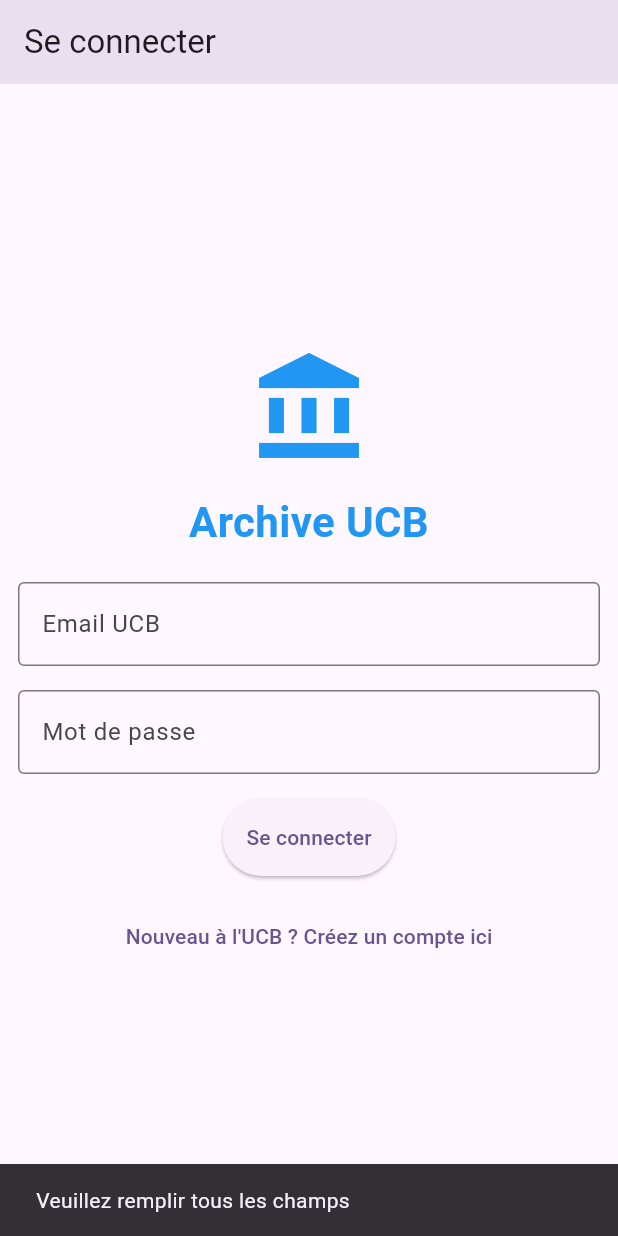
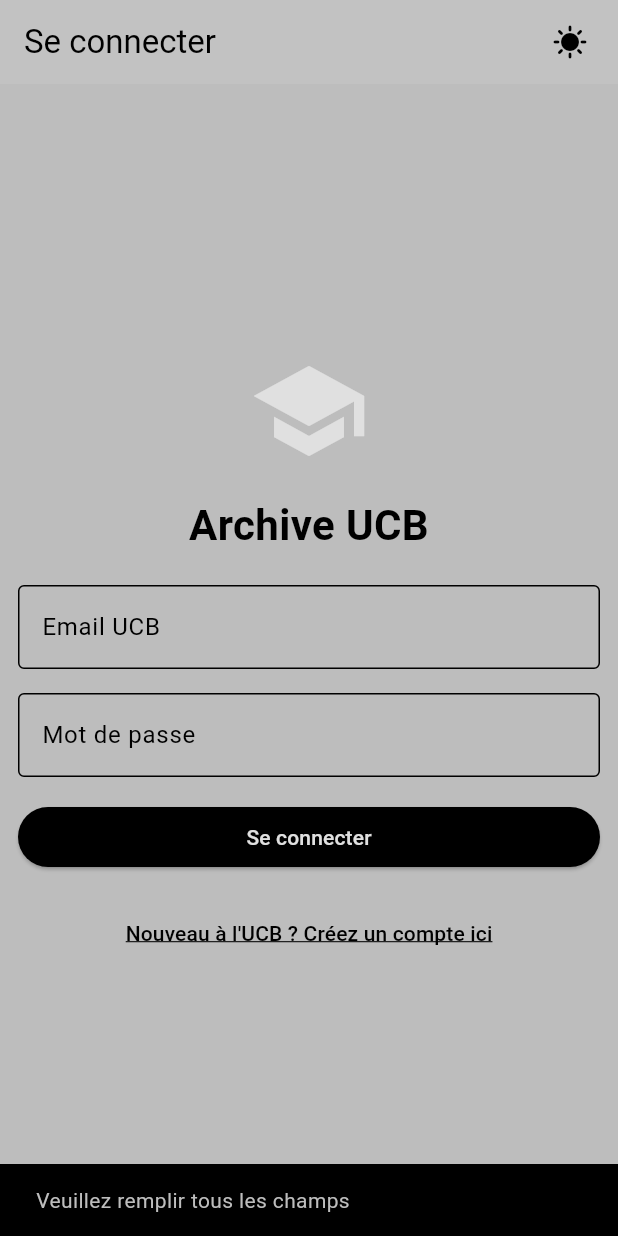
Before and after one commit to Cedro-bis/archivageucb, a Flutter app: the screen it shows after launch, after a tap on "Se connecter", on a phone screen of 412 x 824 dp. Run offline on Flutter 3.47's test engine with Material 3 defaults, Android fonts, the phone set to English and light mode, and no system bars; our stand-ins replace cloud_firestore, file_picker, firebase_auth, firebase_core, firebase_storage; accounts and stored records are empty.

Commit message:
version 1.0

```diff
--- /dev/null
+++ b/lib/export_pages.dart
@@ -0,0 +1,12 @@
+export 'package:archivageucb/models/archive_models.dart';
+export 'package:archivageucb/pages/charger_fichier.dart';
+export 'package:archivageucb/pages/enregistrement.dart';
+export 'package:archivageucb/pages/home_page.dart';
+export 'package:archivageucb/pages/login_page.dart';
+export 'package:archivageucb/pages/profil.dart';
+export 'package:archivageucb/pages/redirection.dart';
+export 'package:archivageucb/services/firebase/authentification.dart';
+export 'package:archivageucb/services/firestore/archive_service.dart';
+export 'package:archivageucb/themes/theme_provider.dart';
+export 'package:flutter/material.dart';
+export 'package:archivageucb/firebase_options.dart';
--- a/lib/main.dart
+++ b/lib/main.dart
@@ -1,12 +1,14 @@
-import 'package:archivageucb/firebase_options.dart';
-import 'package:archivageucb/pages/redirection.dart';
+import 'package:archivageucb/themes/theme.dart';
+
+import 'export_pages.dart';
+import 'package:firebase_auth/firebase_auth.dart';
 import 'package:firebase_core/firebase_core.dart';
-import 'package:flutter/material.dart';
+import 'package:provider/provider.dart';
 
 Future<void> main() async {
   WidgetsFlutterBinding.ensureInitialized();
   await Firebase.initializeApp(options: DefaultFirebaseOptions.currentPlatform);
-  runApp(const MyApp());
+  runApp(MyApp());
 }
 
 class MyApp extends StatelessWidget {
@@ -15,11 +17,27 @@ class MyApp extends StatelessWidget {
   // This widget is the root of your application.
   @override
   Widget build(BuildContext context) {
-    return MaterialApp(
-      debugShowCheckedModeBanner: false,
-      title: 'Flutter Demo',
-      theme: ThemeData(colorScheme: .fromSeed(seedColor: Colors.deepPurple)),
-      home: const Redirection(),
+    return ChangeNotifierProvider(
+      create: (context) => ThemeProvider(),
+      builder: (context, child) => MaterialApp(
+        debugShowCheckedModeBanner: false,
+        title: 'Archivage des documents',
+        theme: Provider.of<ThemeProvider>(context).themeData,
+        home: StreamBuilder<User?>(
+          stream: FirebaseAuth.instance.userChanges(),
+          builder: (context, snapshot) {
+            if (snapshot.connectionState == ConnectionState.waiting) {
+              return const Scaffold(
+                body: Center(child: CircularProgressIndicator.adaptive()),
+              );
+            }
+            if (snapshot.hasData && snapshot.data!.emailVerified) {
+              return const ChargerFichier();
+            }
+            return LoginPage();
+          },
+        ),
+      ),
     );
   }
 }
--- a/lib/pages/charger_fichier.dart
+++ b/lib/pages/charger_fichier.dart
@@ -1,10 +1,7 @@
 import 'dart:io';
 
-import 'package:archivageucb/pages/login_page.dart';
-import 'package:archivageucb/services/firebase/authentification.dart';
-import 'package:archivageucb/services/firestore/archive_service.dart';
+import 'package:archivageucb/export_pages.dart';
 import 'package:firebase_auth/firebase_auth.dart';
-import 'package:flutter/material.dart';
 
 class ChargerFichier extends StatefulWidget {
   const ChargerFichier({super.key});
--- a/lib/pages/enregistrement.dart
+++ b/lib/pages/enregistrement.dart
@@ -1,5 +1,4 @@
-import 'package:archivageucb/services/firebase/authentification.dart';
-import 'package:flutter/material.dart';
+import 'package:archivageucb/export_pages.dart';
 
 class Enregistrement extends StatefulWidget {
   const Enregistrement({super.key});
@@ -145,6 +144,14 @@ class _EnregistrementState extends State<Enregistrement> {
               _isLoading
                   ? Center(child: CircularProgressIndicator())
                   : ElevatedButton(
+                      style: ButtonStyle(
+                        backgroundColor: WidgetStatePropertyAll(
+                          Theme.of(context).colorScheme.secondary,
+                        ),
+                        foregroundColor: WidgetStatePropertyAll(
+                          Theme.of(context).colorScheme.primary,
+                        ),
+                      ),
                       onPressed: _handleRegister,
                       child: const Text("Créer un compte"),
                     ),
--- a/lib/pages/home_page.dart
+++ b/lib/pages/home_page.dart
@@ -1,5 +1,4 @@
-import 'package:archivageucb/pages/profil.dart';
-import 'package:flutter/material.dart';
+import 'package:archivageucb/export_pages.dart';
 
 class HomePage extends StatefulWidget {
   const HomePage({super.key});
--- a/lib/pages/login_page.dart
+++ b/lib/pages/login_page.dart
@@ -1,8 +1,6 @@
-import 'package:archivageucb/pages/charger_fichier.dart';
-import 'package:archivageucb/pages/enregistrement.dart';
-import 'package:archivageucb/services/firebase/authentification.dart';
+import 'package:archivageucb/export_pages.dart';
 import 'package:firebase_auth/firebase_auth.dart';
-import 'package:flutter/material.dart';
+import 'package:provider/provider.dart';
 
 class LoginPage extends StatefulWidget {
   const LoginPage({super.key});
@@ -30,22 +28,29 @@ class _LoginPageState extends State<LoginPage> {
         _email.text.trim(),
         _password.text.trim(),
       );
-      if (user != null && !user.emailVerified) {
+      if (user != null) {
+        await user.reload();
+        user = FirebaseAuth.instance.currentUser;
+      }
+      if (!user!.emailVerified) {
         await _auth.seDeconnecter();
         if (mounted) {
           _showSnackBar('Votre adresse email n\'est pas encore vérifié');
         }
         return;
       }
-      if (mounted && user != null) {
-        Navigator.pushReplacement(
+      if (mounted) {
+        Navigator.pushAndRemoveUntil(
           context,
           MaterialPageRoute(builder: (context) => const ChargerFichier()),
+          (route) => false,
         );
       }
     } catch (e) {
       if (mounted) {
-        _showSnackBar('Erreur : ${e.toString().split(']').last}');
+        _showSnackBar(
+          'Echec de la connection : ${e.toString().split(']').last}',
+        );
       }
     } finally {
       if (mounted)
@@ -62,22 +67,38 @@ class _LoginPageState extends State<LoginPage> {
   @override
   Widget build(BuildContext context) {
     return Scaffold(
-      appBar: AppBar(title: Text('Se connecter'), elevation: 12),
+      appBar: AppBar(
+        title: Text('Se connecter'),
+        elevation: 12,
+        actions: [
+          Padding(
+            padding: const EdgeInsets.only(right: 8.0),
+            child: IconButton(
+              onPressed: Provider.of<ThemeProvider>(context).changerLeTheme,
+              icon: Icon(Icons.sunny),
+            ),
+          ),
+        ],
+      ),
       body: Center(
         child: SingleChildScrollView(
           child: Padding(
             padding: EdgeInsets.all(12),
             child: Column(
               children: [
-                const Icon(Icons.account_balance, size: 80, color: Colors.blue),
+                Icon(
+                  Icons.school,
+                  size: 80,
+                  color: Theme.of(context).colorScheme.primary,
+                ),
                 const SizedBox(height: 16),
-                const Text(
+                Text(
                   'Archive UCB',
                   textAlign: TextAlign.center,
                   style: TextStyle(
                     fontSize: 28,
                     fontWeight: FontWeight.bold,
-                    color: Colors.blue,
+                    color: Theme.of(context).colorScheme.secondary,
                   ),
                 ),
                 SizedBox(height: 20),
@@ -87,12 +108,21 @@ class _LoginPageState extends State<LoginPage> {
                 SizedBox(height: 16),
                 _isLoading
                     ? const Center(child: CircularProgressIndicator())
-                    : ElevatedButton(
-                        onPressed: _traiterLentree,
-                        style: ElevatedButton.styleFrom(
-                          padding: const EdgeInsets.all(16),
+                    : Container(
+                        width: double.infinity,
+                        child: ElevatedButton(
+                          style: ButtonStyle(
+                            backgroundColor: WidgetStatePropertyAll(
+                              Theme.of(context).colorScheme.secondary,
+                            ),
+                            foregroundColor: WidgetStatePropertyAll(
+                              Theme.of(context).colorScheme.primary,
+                            ),
+                          ),
+                          onPressed: _traiterLentree,
+
+                          child: const Text('Se connecter'),
                         ),
-                        child: const Text('Se connecter'),
                       ),
                 const SizedBox(height: 16),
                 TextButton(
@@ -104,7 +134,13 @@ class _LoginPageState extends State<LoginPage> {
                       ),
                     );
                   },
-                  child: const Text('Nouveau à l\'UCB ? Créez un compte ici'),
+                  child: Text(
+                    'Nouveau à l\'UCB ? Créez un compte ici',
+                    style: TextStyle(
+                      decoration: TextDecoration.underline,
+                      color: Theme.of(context).colorScheme.secondary,
+                    ),
+                  ),
                 ),
               ],
             ),
--- a/lib/pages/profil.dart
+++ b/lib/pages/profil.dart
@@ -1,7 +1,5 @@
-import 'package:archivageucb/pages/login_page.dart';
-import 'package:archivageucb/services/firebase/authentification.dart';
 import 'package:firebase_auth/firebase_auth.dart';
-import 'package:flutter/material.dart';
+import 'package:archivageucb/export_pages.dart';
 
 class Profil extends StatefulWidget {
   const Profil({super.key});
--- a/lib/pages/redirection.dart
+++ b/lib/pages/redirection.dart
@@ -1,7 +1,4 @@
-import 'package:archivageucb/pages/home_page.dart';
-import 'package:archivageucb/pages/login_page.dart';
-import 'package:archivageucb/services/firebase/authentification.dart';
-import 'package:flutter/material.dart';
+import 'package:archivageucb/export_pages.dart';
 
 class Redirection extends StatefulWidget {
   const Redirection({super.key});
--- a/lib/pages/upload_sceen.dart
+++ b/lib/pages/upload_sceen.dart
@@ -1,7 +1,5 @@
 import 'dart:io';
-import 'package:archivageucb/pages/login_page.dart';
-import 'package:archivageucb/services/firestore/archive_service.dart';
-import 'package:flutter/material.dart';
+import 'package:archivageucb/export_pages.dart';
 import 'package:firebase_auth/firebase_auth.dart';
 
 class UploadScreen extends StatefulWidget {
--- a/lib/services/firestore/archive_service.dart
+++ b/lib/services/firestore/archive_service.dart
@@ -2,6 +2,7 @@ import 'dart:io';
 
 import 'package:archivageucb/models/archive_models.dart';
 import 'package:cloud_firestore/cloud_firestore.dart';
+import 'package:file_picker/file_picker.dart';
 import 'package:firebase_storage/firebase_storage.dart';
 
 class ArchiveService {
@@ -11,7 +12,7 @@ class ArchiveService {
   Future<File?> selectionnerDocument() async {
     FilePickerResult? result = await FilePicker.platform.pickFiles(
       type: FileType.custom,
-      allowedExtensions: ['pdf', 'doc', 'docx', 'png', 'jpg'],
+      allowedExtensions: ['pdf', 'doc', 'docx', 'png', 'jpg', 'jpeg', 'xls'],
     );
 
     if (result != null && result.files.single.path != null) {
--- /dev/null
+++ b/lib/themes/theme.dart
@@ -0,0 +1,18 @@
+import 'package:flutter/material.dart';
+
+ThemeData modeClair = ThemeData(
+  brightness: Brightness.light,
+  colorScheme: ColorScheme.light(
+    surface: Colors.grey.shade400,
+    primary: Colors.grey.shade300,
+    secondary: Colors.black,
+  ),
+);
+ThemeData modeSombre = ThemeData(
+  brightness: Brightness.dark,
+  colorScheme: ColorScheme.dark(
+    surface: Colors.grey.shade900,
+    primary: Colors.grey.shade600,
+    secondary: Colors.white,
+  ),
+);
--- /dev/null
+++ b/lib/themes/theme_provider.dart
@@ -0,0 +1,20 @@
+import 'package:archivageucb/themes/theme.dart';
+import 'package:flutter/material.dart';
+
+class ThemeProvider with ChangeNotifier {
+  ThemeData _themeData = modeClair;
+  ThemeData get themeData => _themeData;
+
+  set themeData(ThemeData themeData) {
+    _themeData = themeData;
+    notifyListeners();
+  }
+
+  void changerLeTheme() {
+    if (_themeData == modeClair) {
+      themeData = modeSombre;
+    } else {
+      themeData = modeClair;
+    }
+  }
+}
--- a/pubspec.yaml
+++ b/pubspec.yaml
@@ -39,6 +39,7 @@ dependencies:
   firebase_storage: ^13.4.2
   cloud_firestore: ^6.5.0
   file_picker: ^8.0.0
+  provider: ^6.1.5+1
 
 
 dev_dependencies:
```
Also changed, not shown: pubspec.lock.
